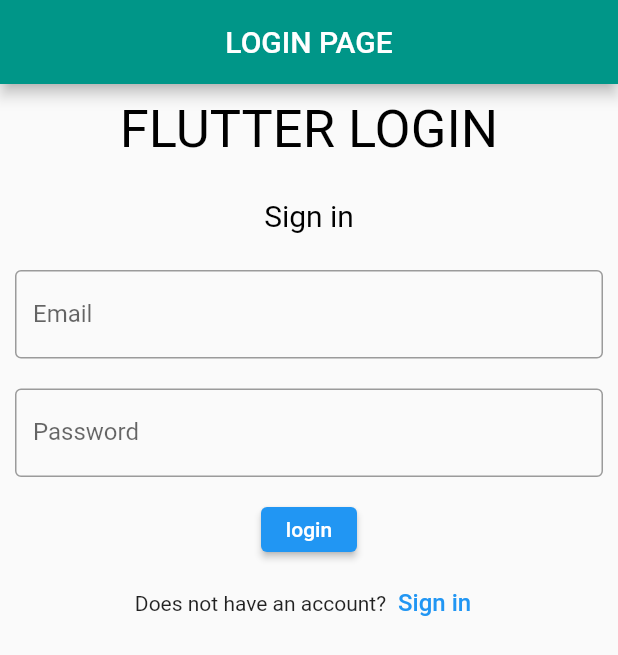
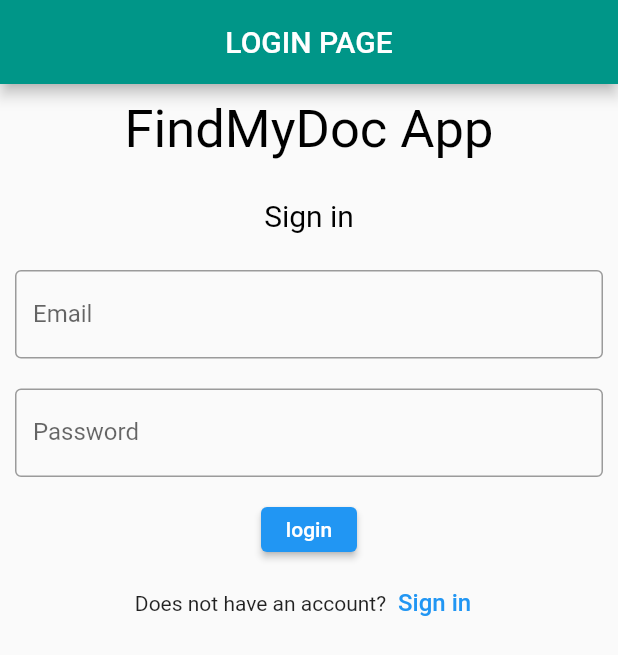
Before and after one commit to Sooryanjali/app, a Flutter app: the screen it shows after launch, on a phone screen of 412 x 824 dp. Shown: the top 655 px of the screen. Run offline on Flutter 3.47's test engine with Material 2 defaults, Android fonts, the phone set to English and light mode, and no system bars; our stand-ins replace firebase_auth, firebase_core, geocoding, geolocator; missing offline and left inert: dart:js; accounts and stored records are empty.

Commit message:
Update main.dart

```diff
--- a/lib/main.dart
+++ b/lib/main.dart
@@ -3,6 +3,7 @@ import 'package:firebase_core/firebase_core.dart';
 import 'package:flutter/material.dart';
 import 'package:loginfire/screens/home.dart';
 import 'package:loginfire/screens/signup.dart';
+import 'package:loginfire/screens/location.dart';
 //import 'package:loginfire/ProfileSc.dart';
 import 'dart:ui';
 
@@ -125,7 +126,7 @@ class _LoginState extends State<Login>
               padding: EdgeInsets.all(10.0),
               // ignore: prefer_const_constructors
               child: const Text(
-                'FLUTTER LOGIN',
+                'FindMyDoc App',
                 // ignore: unnecessary_const
                 style: TextStyle(
                   color: Colors.black,
@@ -179,7 +180,7 @@ class _LoginState extends State<Login>
                   print(user);
                   if(user!=null)
                   {
-                    Navigator.of(context).pushReplacement(MaterialPageRoute(builder: (context)=> Home()));
+                    Navigator.of(context).pushReplacement(MaterialPageRoute(builder: (context)=> LocationPage()));
                   }
                 },
 
```
